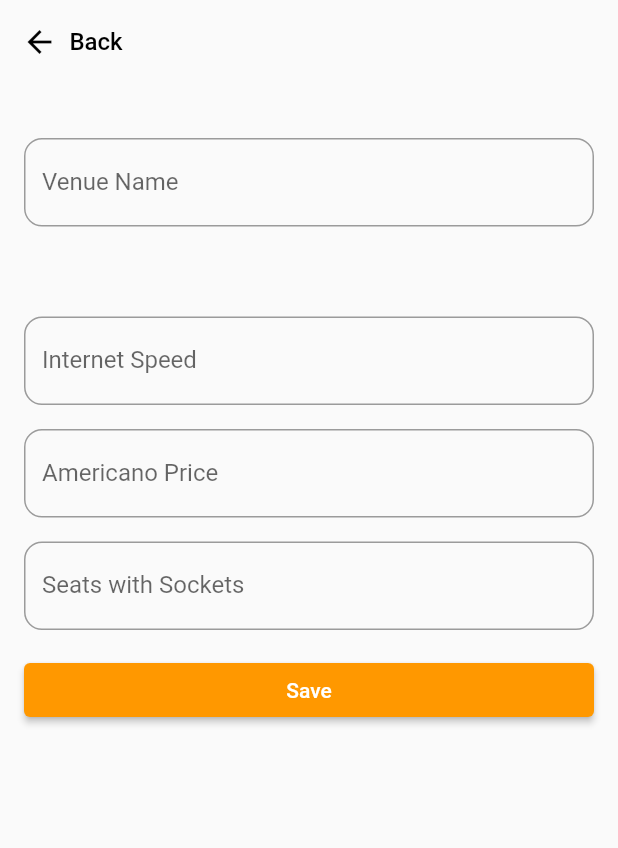
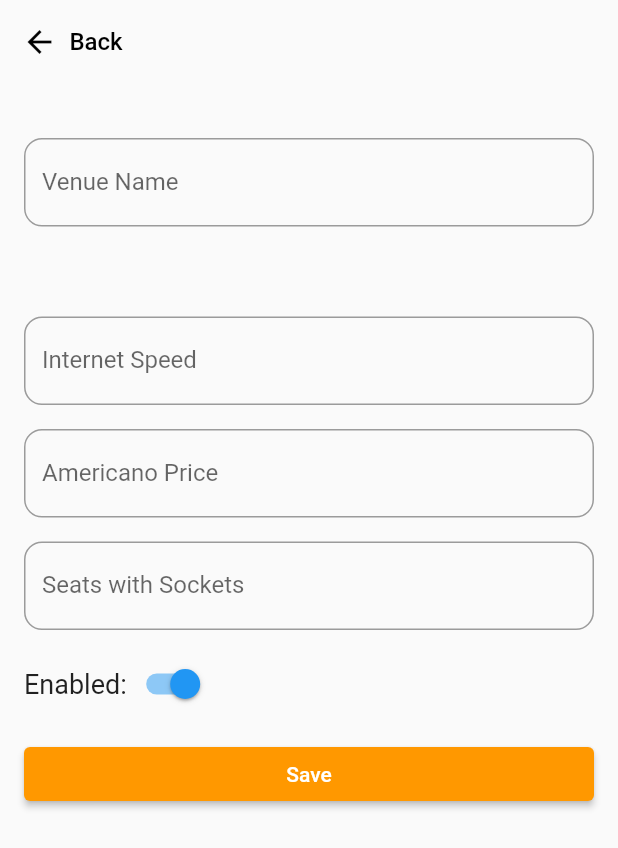
Before and after one commit to Jonny1987/WorkWith_admin, a Flutter app: the AddVenuePopup screen opened directly, after a tap on "Save", on a phone screen of 412 x 824 dp. Shown: the top 848 px of the screen. Run offline on Flutter 3.47's test engine with Material 2 defaults, Android fonts, the light colour scheme and no system bars; our stand-ins replace flutter_dotenv, geolocator, google_maps_flutter, google_nav_bar, supabase_flutter; missing offline and left inert: google_maps_flutter_android, google_maps_flutter_platform_interface; accounts and stored records are empty; statements that could not run were skipped.

Commit message:
Added enable button on edit and add popups Send google maps placeId when inserting venue

```diff
--- a/lib/tabs/add_tab/add_venue_popup.dart
+++ b/lib/tabs/add_tab/add_venue_popup.dart
@@ -20,6 +20,7 @@ class AddVenuePopupState extends State<AddVenuePopup> {
   final _internetSpeedController = TextEditingController();
   final _americanoPriceController = TextEditingController();
   final _seatsWithSocketsController = TextEditingController();
+  bool _enabled = true;
 
   var _loading = false;
 
@@ -30,19 +31,20 @@ class AddVenuePopupState extends State<AddVenuePopup> {
     final seatsWithSockets = _seatsWithSocketsController.text.trim();
     final long = widget.placeDetails['location']['lng'];
     final lat = widget.placeDetails['location']['lat'];
-    print('type of long: ${long.runtimeType}');
 
     Map<String, dynamic> namesToValues = {
       'name': name,
       'internet_speed': internetSpeed,
       'americano_price': americanoPrice,
       'seats_with_sockets': seatsWithSockets,
+      'enabled': _enabled,
       'longitude': long,
       'latitude': lat,
+      'google_maps_place_id': widget.placeDetails['placeId'],
     };
     final Map<String, dynamic> inserts = {};
     namesToValues.forEach((name, value) {
-      if (value != '') {
+      if (value != '' && value != null) {
         inserts[name] = value;
       }
     });
@@ -126,6 +128,19 @@ class AddVenuePopupState extends State<AddVenuePopup> {
                   ),
                 ),
                 const SizedBox(height: 16),
+                Row(children: [
+                  Text(
+                    'Enabled:',
+                    style: TextStyle(fontSize: 18),
+                  ),
+                  Switch(
+                      materialTapTargetSize: MaterialTapTargetSize.shrinkWrap,
+                      value: _enabled,
+                      onChanged: (value) {
+                        setState(() => _enabled = value);
+                      }),
+                ]),
+                const SizedBox(height: 16),
                 ElevatedButton(
                   onPressed: _loading ? null : _addVenue,
                   child: Text(_loading ? 'Saving...' : 'Save'),
--- a/lib/tabs/edit_venue_popup.dart
+++ b/lib/tabs/edit_venue_popup.dart
@@ -20,6 +20,7 @@ class EditVenuePopupState extends State<EditVenuePopup> {
   final _internetSpeedController = TextEditingController();
   final _americanoPriceController = TextEditingController();
   final _seatsWithSocketsController = TextEditingController();
+  bool _enabled = true;
 
   var _loading = true;
 
@@ -42,6 +43,7 @@ class EditVenuePopupState extends State<EditVenuePopup> {
       _internetSpeedController.text = asString(data['internet_speed']);
       _americanoPriceController.text = asString(data['americano_price']);
       _seatsWithSocketsController.text = asString(data['seats_with_sockets']);
+      _enabled = data['enabled'];
     } on PostgrestException catch (error) {
       SnackBar(
         content: Text(error.message),
@@ -66,17 +68,17 @@ class EditVenuePopupState extends State<EditVenuePopup> {
     final internetSpeed = _internetSpeedController.text.trim();
     final americanoPrice = _americanoPriceController.text.trim();
     final seatsWithSockets = _seatsWithSocketsController.text.trim();
-    Map<String, String?> namesToValues = {
+    Map<String, dynamic?> namesToValues = {
       'internet_speed': internetSpeed,
       'americano_price': americanoPrice,
       'seats_with_sockets': seatsWithSockets,
+      'enabled': _enabled,
     };
     final updates = {};
     namesToValues.forEach((name, value) {
-      if (value == '') {
-        value = null;
+      if (value != '' && value != null) {
+        updates[name] = value;
       }
-      updates[name] = value;
     });
     if (updates.isEmpty) {
       return;
@@ -157,6 +159,19 @@ class EditVenuePopupState extends State<EditVenuePopup> {
                   ),
                 ),
                 const SizedBox(height: 16),
+                Row(children: [
+                  Text(
+                    'Enabled:',
+                    style: TextStyle(fontSize: 18),
+                  ),
+                  Switch(
+                      materialTapTargetSize: MaterialTapTargetSize.shrinkWrap,
+                      value: _enabled,
+                      onChanged: (value) {
+                        setState(() => _enabled = value);
+                      }),
+                ]),
+                const SizedBox(height: 16),
                 ElevatedButton(
                   onPressed: _loading ? null : _updateVenue,
                   child: Text(_loading ? 'Saving...' : 'Save'),
```
